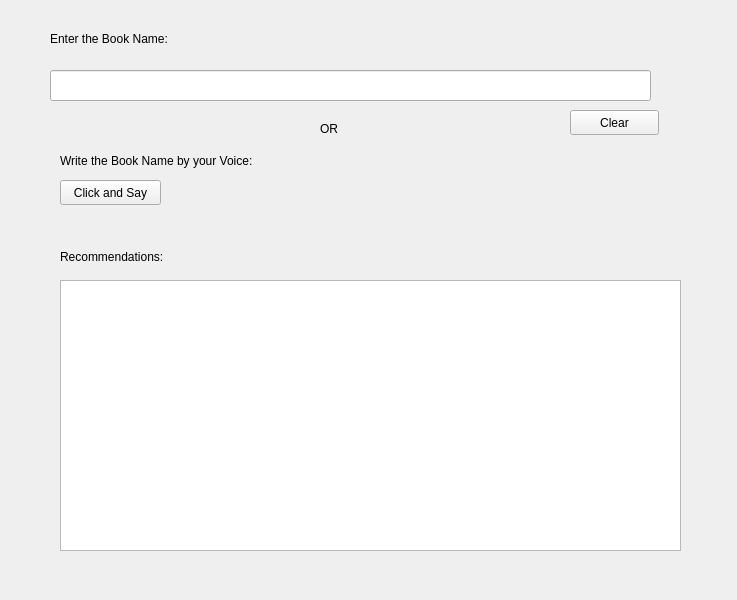
Above: function.ui from Hina-softwareEngineer/Book_Recommedation before the change. Below: the same form after it.
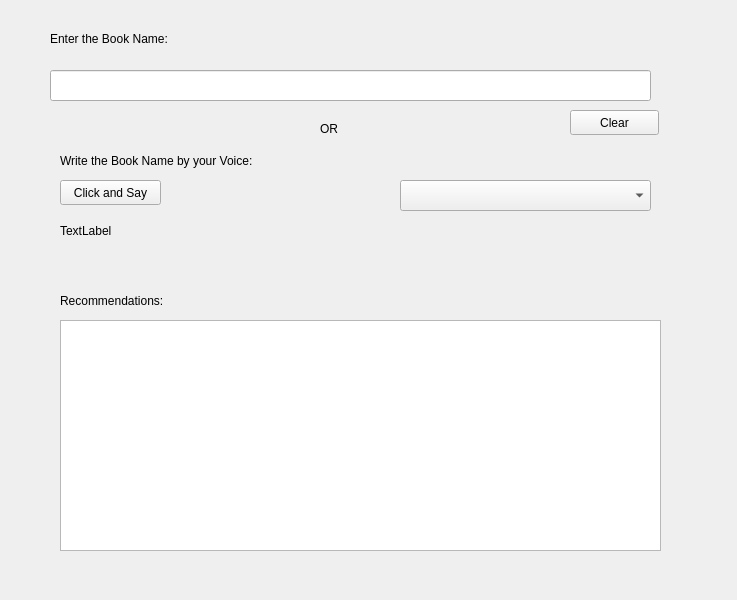
That is the form after the change.

The edit to the form file:
```diff
--- a/function.ui
+++ b/function.ui
@@ -80,9 +80,9 @@
     <property name="geometry">
      <rect>
       <x>60</x>
-      <y>280</y>
-      <width>621</width>
-      <height>271</height>
+      <y>320</y>
+      <width>601</width>
+      <height>231</height>
      </rect>
     </property>
    </widget>
@@ -90,7 +90,7 @@
     <property name="geometry">
      <rect>
       <x>60</x>
-      <y>246</y>
+      <y>290</y>
       <width>141</width>
       <height>21</height>
      </rect>
@@ -112,6 +112,29 @@
      <string>Clear</string>
     </property>
    </widget>
+   <widget class="QLabel" name="label_5">
+    <property name="geometry">
+     <rect>
+      <x>60</x>
+      <y>220</y>
+      <width>241</width>
+      <height>21</height>
+     </rect>
+    </property>
+    <property name="text">
+     <string>TextLabel</string>
+    </property>
+   </widget>
+   <widget class="QComboBox" name="comboBox">
+    <property name="geometry">
+     <rect>
+      <x>400</x>
+      <y>180</y>
+      <width>251</width>
+      <height>31</height>
+     </rect>
+    </property>
+   </widget>
   </widget>
  </widget>
  <resources/>
```
